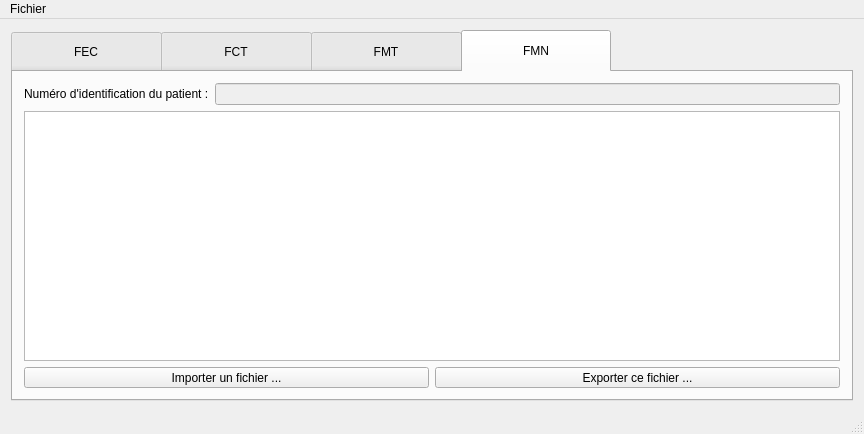
First picture: the form in gui/Viewer/forms/mainwindow.ui, repository Krozark/Salamandre, before the edit.
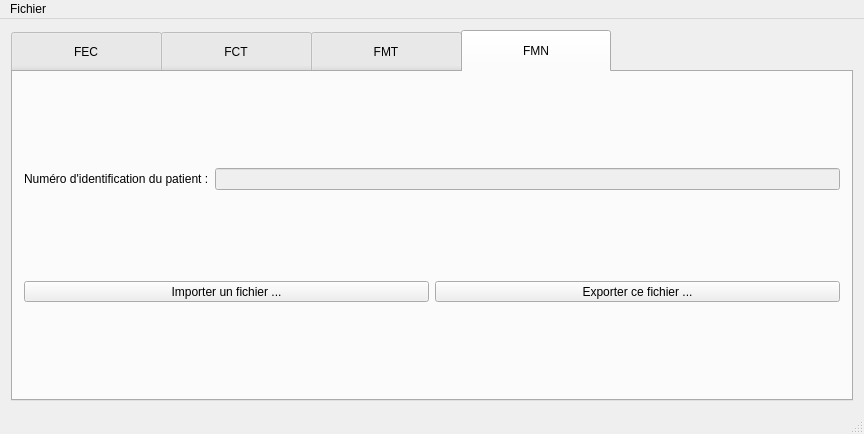
Second picture: the form after the edit. The open tabs and pages were chosen to show the change. Icons and pictures are not drawn.

Commit message: add to implement own QListView for digital files

The edit to the form file:
```diff
--- a/gui/Viewer/forms/mainwindow.ui
+++ b/gui/Viewer/forms/mainwindow.ui
@@ -255,8 +255,17 @@
        <layout class="QVBoxLayout" name="verticalLayout_6">
         <item>
          <layout class="QHBoxLayout" name="horizontalLayout_3">
+          <property name="sizeConstraint">
+           <enum>QLayout::SetMinimumSize</enum>
+          </property>
           <item>
            <widget class="QLabel" name="label_numericalPatientNumber">
+            <property name="sizePolicy">
+             <sizepolicy hsizetype="Preferred" vsizetype="Fixed">
+              <horstretch>0</horstretch>
+              <verstretch>0</verstretch>
+             </sizepolicy>
+            </property>
             <property name="text">
              <string>Numéro d'identification du patient :</string>
             </property>
@@ -267,28 +276,28 @@
             <property name="enabled">
              <bool>false</bool>
             </property>
+            <property name="sizePolicy">
+             <sizepolicy hsizetype="Expanding" vsizetype="Fixed">
+              <horstretch>0</horstretch>
+              <verstretch>0</verstretch>
+             </sizepolicy>
+            </property>
            </widget>
           </item>
          </layout>
         </item>
         <item>
-         <widget class="QListView" name="listView">
-          <property name="dragEnabled">
-           <bool>true</bool>
+         <layout class="QVBoxLayout" name="verticalLayout_listView">
+          <property name="sizeConstraint">
+           <enum>QLayout::SetNoConstraint</enum>
           </property>
-          <property name="dragDropMode">
-           <enum>QAbstractItemView::DragOnly</enum>
-          </property>
-          <property name="defaultDropAction">
-           <enum>Qt::IgnoreAction</enum>
-          </property>
-          <property name="selectionBehavior">
-           <enum>QAbstractItemView::SelectRows</enum>
-          </property>
-         </widget>
+         </layout>
         </item>
         <item>
          <layout class="QHBoxLayout" name="horizontalLayout_4">
+          <property name="sizeConstraint">
+           <enum>QLayout::SetMinimumSize</enum>
+          </property>
           <property name="rightMargin">
            <number>0</number>
           </property>
```
Left out of the diff: 2 changed lines with no effect on the pictures. The commit also changes 6 other files.
